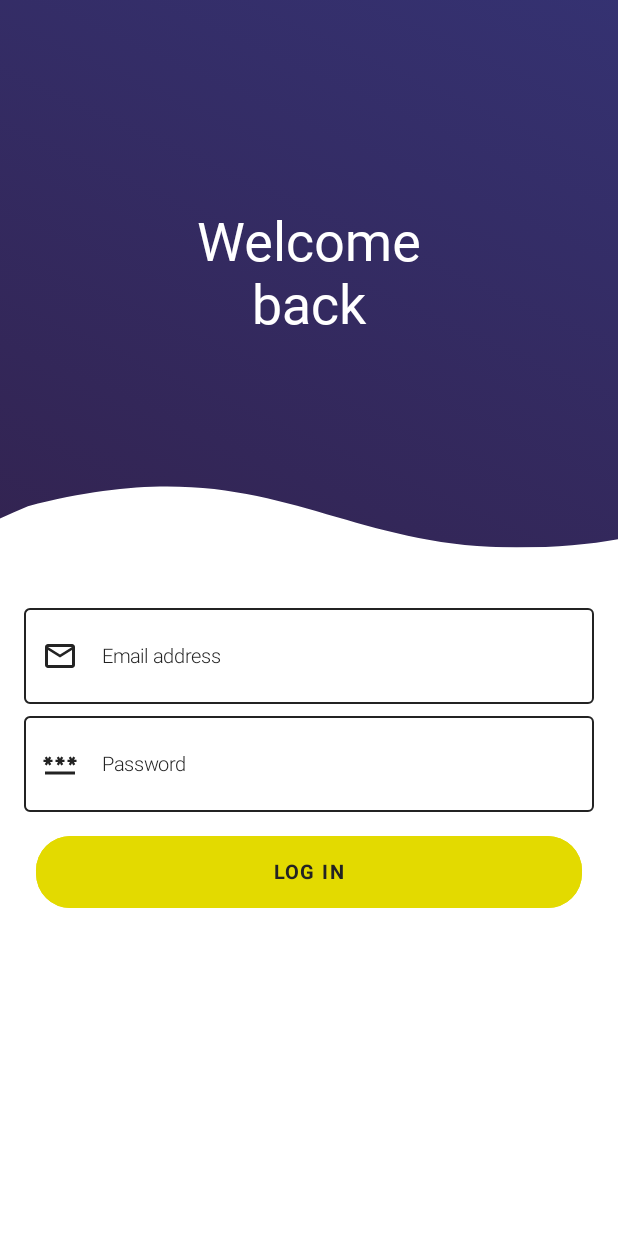
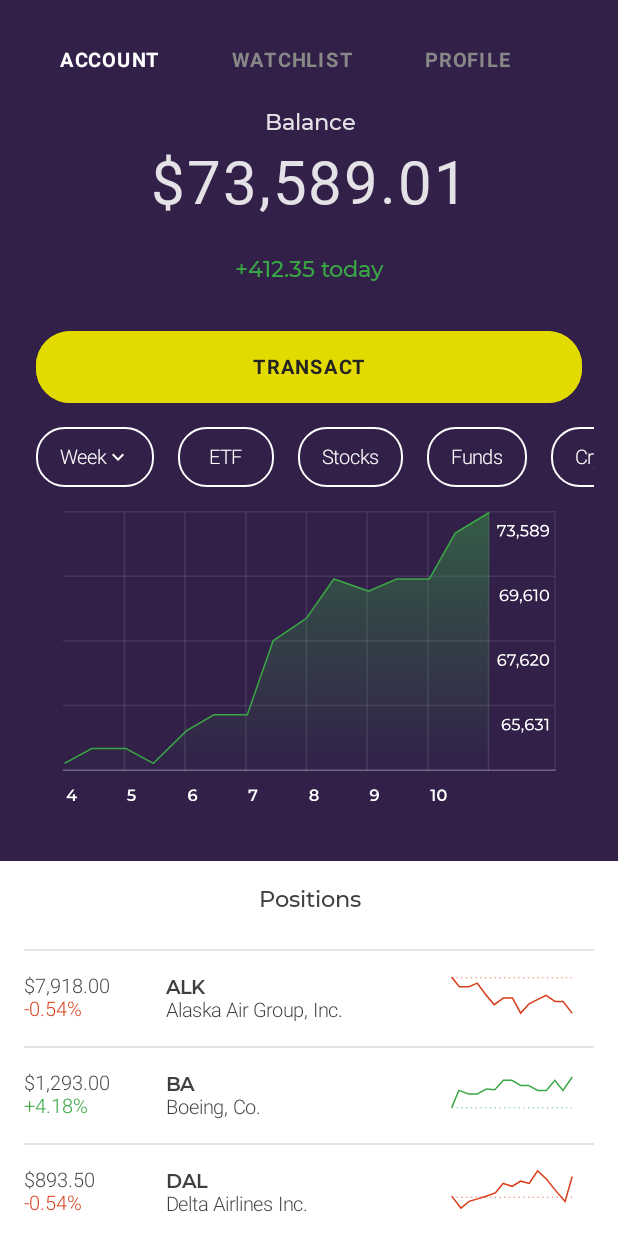
Before and after one commit to parker-norwood/android-dev-challenge-compose, an Android app built with Jetpack Compose: the screen it shows after launch (MainActivity), on a phone screen of 412 x 824 dp. Run offline under Robolectric (Android 15) with nearby library versions, the light colour scheme and no system bars; Roboto replaces fonts that are not available here.

Commit message:
add HomeScreen, Mock Stock data, moved components to packages

```diff
--- a/app/src/main/java/com/example/androiddevchallenge/MainActivity.kt
+++ b/app/src/main/java/com/example/androiddevchallenge/MainActivity.kt
@@ -20,6 +20,7 @@ import androidx.activity.compose.setContent
 import androidx.appcompat.app.AppCompatActivity
 import androidx.compose.runtime.Composable
 import androidx.compose.ui.tooling.preview.Preview
+import com.example.androiddevchallenge.ui.screens.HomeScreen
 import com.example.androiddevchallenge.ui.theme.MyTheme
 
 class MainActivity : AppCompatActivity() {
@@ -37,7 +38,8 @@ class MainActivity : AppCompatActivity() {
 @Composable
 fun MyApp() {
 //    WelcomeScreen()
-    LoginScreen()
+//    LoginScreen()
+    HomeScreen()
 }
 
 @Preview("Light Theme", widthDp = 360, heightDp = 640)
--- /dev/null
+++ b/app/src/main/java/com/example/androiddevchallenge/mock/MockStocks.kt
@@ -0,0 +1,76 @@
+package com.example.androiddevchallenge.mock
+
+import com.example.androiddevchallenge.R
+
+val stocks: List<Stock> = listOf(
+    Stock(
+        amount = 7918.0,
+        percentChange = -0.54,
+        ticker = "ALK",
+        assetName = "Alaska Air Group, Inc.",
+        imageId = R.drawable.home_alk
+    ),
+    Stock(
+        amount = 1293.0,
+        percentChange = 4.18,
+        ticker = "BA",
+        assetName = "Boeing, Co.",
+        imageId = R.drawable.home_ba
+    ),
+    Stock(
+        amount = 893.50,
+        percentChange = -0.54,
+        ticker = "DAL",
+        assetName = "Delta Airlines Inc.",
+        imageId = R.drawable.home_dal
+    ),
+    Stock(
+        amount = 12301.0,
+        percentChange = 2.51,
+        ticker = "EXPE",
+        assetName = "Expedia Group Inc.",
+        imageId = R.drawable.home_exp
+    ),
+    Stock(
+        amount = 12301.0,
+        percentChange = 1.38,
+        ticker = "EADSY",
+        assetName = "Airbus SE",
+        imageId = R.drawable.home_eadsy
+    ),
+    Stock(
+        amount = 8521.0,
+        percentChange = 1.56,
+        ticker = "JBLU",
+        assetName = "Jetblue Airways Corp.",
+        imageId = R.drawable.home_jblu
+    ),
+    Stock(
+        amount = 521.0,
+        percentChange = 2.75,
+        ticker = "MAR",
+        assetName = "Marriott International Inc.",
+        imageId = R.drawable.home_mar
+    ),
+    Stock(
+        amount = 5481.0,
+        percentChange = 0.14,
+        ticker = "CCL",
+        assetName = "Carnival Corp",
+        imageId = R.drawable.home_ccl
+    ),
+    Stock(
+        amount = 9184.0,
+        percentChange = 1.69,
+        ticker = "RCL",
+        assetName = "Royal Caribbean Cruises",
+        imageId = R.drawable.home_rcl
+    ),
+    Stock(
+        amount = 654.0,
+        percentChange = 3.23,
+        ticker = "TRVL",
+        assetName = "Travelocity Inc.",
+        imageId = R.drawable.home_trvl
+    )
+)
--- /dev/null
+++ b/app/src/main/java/com/example/androiddevchallenge/mock/Stock.kt
@@ -0,0 +1,17 @@
+package com.example.androiddevchallenge.mock
+
+data class Stock(
+    val amount: Double,
+    val percentChange: Double,
+    val ticker: String,
+    val assetName: String,
+    val imageId: Int
+) {
+    fun amountString(): String {
+        return "$" + "%,.2f".format(amount)
+    }
+
+    fun percentChangeString(): String {
+        return (if (percentChange > 0) "+" else "") + "%,.2f".format(percentChange) + "%"
+    }
+}
--- /dev/null
+++ b/app/src/main/java/com/example/androiddevchallenge/ui/components/ActionButton.kt
@@ -0,0 +1,43 @@
+package com.example.androiddevchallenge.ui.components
+
+import androidx.compose.foundation.BorderStroke
+import androidx.compose.foundation.layout.height
+import androidx.compose.foundation.layout.padding
+import androidx.compose.material.ButtonDefaults
+import androidx.compose.material.MaterialTheme.colors
+import androidx.compose.material.OutlinedButton
+import androidx.compose.material.Text
+import androidx.compose.runtime.Composable
+import androidx.compose.ui.Modifier
+import androidx.compose.ui.graphics.Color
+import androidx.compose.ui.unit.dp
+import com.example.androiddevchallenge.ui.theme.shapes
+import com.example.androiddevchallenge.ui.theme.typography
+import java.util.Locale
+
+@Composable
+fun ActionButton(
+    text: String,
+    modifier: Modifier = Modifier,
+    onClick: () -> Unit,
+    isInverse: Boolean = false
+) {
+    OutlinedButton(
+        onClick = onClick,
+        modifier = modifier
+            .padding(horizontal = 8.dp)
+            .height(48.dp),
+        shape = shapes.large,
+        elevation = null,
+        colors = ButtonDefaults.textButtonColors(
+            backgroundColor = if (isInverse) Color.Transparent else colors.primary,
+            ),
+        border = BorderStroke(ButtonDefaults.OutlinedBorderSize, colors.primary)
+    ) {
+        Text(
+            text = text.toUpperCase(Locale.getDefault()),
+            color = if (isInverse) colors.primary else colors.onPrimary,
+            style = typography.button
+        )
+    }
+}
--- /dev/null
+++ b/app/src/main/java/com/example/androiddevchallenge/ui/components/FilterChip.kt
@@ -0,0 +1,41 @@
+package com.example.androiddevchallenge.ui.components
+
+import androidx.compose.foundation.BorderStroke
+import androidx.compose.foundation.layout.height
+import androidx.compose.foundation.layout.padding
+import androidx.compose.foundation.layout.size
+import androidx.compose.material.*
+import androidx.compose.material.MaterialTheme.colors
+import androidx.compose.runtime.Composable
+import androidx.compose.ui.Modifier
+import androidx.compose.ui.graphics.Color
+import androidx.compose.ui.graphics.vector.ImageVector
+import androidx.compose.ui.unit.dp
+import com.example.androiddevchallenge.ui.theme.shapes
+import com.example.androiddevchallenge.ui.theme.typography
+
+@Composable
+fun FilterChip(text: String, iconImageVector: ImageVector?) {
+    OutlinedButton(
+        modifier = Modifier
+            .height(40.dp)
+            .padding(horizontal = 8.dp),
+        shape = shapes.large,
+        onClick = { /*TODO*/ },
+        elevation = null,
+        colors = ButtonDefaults.textButtonColors(
+            backgroundColor = Color.Transparent,
+        ),
+        border = BorderStroke(ButtonDefaults.OutlinedBorderSize, colors.onBackground)
+    ) {
+        Text(text = text, style = typography.body1, color = colors.onBackground)
+        iconImageVector?.let {
+            Icon(
+                modifier = Modifier.size(16.dp),
+                imageVector = iconImageVector,
+                contentDescription = "$text filter",
+                tint = colors.onBackground
+            )
+        }
+    }
+}
--- a/app/src/main/java/com/example/androiddevchallenge/CustomTextField.kt
+++ b/app/src/main/java/com/example/androiddevchallenge/ui/components/LoginField.kt
@@ -1,5 +1,6 @@
-package com.example.androiddevchallenge
+package com.example.androiddevchallenge.ui.components
 
+import androidx.compose.foundation.background
 import androidx.compose.foundation.layout.fillMaxWidth
 import androidx.compose.foundation.layout.height
 import androidx.compose.foundation.layout.padding
@@ -12,12 +13,12 @@ import androidx.compose.material.TextFieldDefaults
 import androidx.compose.runtime.Composable
 import androidx.compose.ui.Modifier
 import androidx.compose.ui.graphics.vector.ImageVector
-import androidx.compose.ui.text.style.TextAlign
 import androidx.compose.ui.unit.dp
+import com.example.androiddevchallenge.ui.theme.shapes
 import com.example.androiddevchallenge.ui.theme.typography
 
 @Composable
-fun CustomTextField(
+fun LoginField(
     modifier: Modifier = Modifier,
     placeholder: String,
     iconImageVector: ImageVector
--- /dev/null
+++ b/app/src/main/java/com/example/androiddevchallenge/ui/components/StockRow.kt
@@ -0,0 +1,46 @@
+package com.example.androiddevchallenge.ui.components
+
+import androidx.compose.foundation.Image
+import androidx.compose.foundation.layout.Column
+import androidx.compose.foundation.layout.Row
+import androidx.compose.foundation.layout.fillMaxWidth
+import androidx.compose.foundation.layout.padding
+import androidx.compose.material.Divider
+import androidx.compose.material.Text
+import androidx.compose.runtime.Composable
+import androidx.compose.ui.Modifier
+import androidx.compose.ui.res.painterResource
+import androidx.compose.ui.unit.dp
+import com.example.androiddevchallenge.mock.Stock
+import com.example.androiddevchallenge.ui.theme.green
+import com.example.androiddevchallenge.ui.theme.red
+import com.example.androiddevchallenge.ui.theme.typography
+
+@Composable
+fun StockRow(stock: Stock) {
+    Divider(thickness = 1.dp)
+    Row(
+        modifier = Modifier
+            .fillMaxWidth()
+            .padding(vertical = 16.dp)
+    ) {
+        Column(modifier = Modifier.weight(1f)) {
+            Text(text = stock.amountString(), style = typography.body1)
+            Text(
+                text = stock.percentChangeString(),
+                style = typography.body1,
+                color = if (stock.percentChange > 0) green else red
+            )
+        }
+        Column(modifier = Modifier.weight(2f)) {
+            Text(text = stock.ticker, style = typography.h3)
+            Text(text = stock.assetName, style = typography.body1)
+        }
+        Column(modifier = Modifier.weight(1f)) {
+            Image(
+                painter = painterResource(id = stock.imageId),
+                contentDescription = "${stock.ticker} Chart"
+            )
+        }
+    }
+}
--- a/app/src/main/java/com/example/androiddevchallenge/CustomButton.kt
+++ b/app/src/main/java/com/example/androiddevchallenge/ui/components/TabButton.kt
@@ -1,44 +1,40 @@
-package com.example.androiddevchallenge
+package com.example.androiddevchallenge.ui.components
 
-import androidx.compose.foundation.BorderStroke
-import androidx.compose.foundation.layout.fillMaxWidth
 import androidx.compose.foundation.layout.height
 import androidx.compose.foundation.layout.padding
-import androidx.compose.material.*
-//import androidx.compose.material.ButtonDefaults.textButtonColors
+import androidx.compose.material.Button
+import androidx.compose.material.ButtonDefaults
 import androidx.compose.material.MaterialTheme.colors
+import androidx.compose.material.Text
 import androidx.compose.runtime.Composable
 import androidx.compose.ui.Modifier
 import androidx.compose.ui.graphics.Color
-import androidx.compose.ui.unit.Dp
 import androidx.compose.ui.unit.dp
 import com.example.androiddevchallenge.ui.theme.shapes
 import com.example.androiddevchallenge.ui.theme.typography
-import java.util.*
+import java.util.Locale
+
 
 @Composable
-fun CustomButton(
+fun TabButton(
     text: String,
     modifier: Modifier = Modifier,
     onClick: () -> Unit,
-    isInverse: Boolean = false
+    isDisabled: Boolean = false
 ) {
-    OutlinedButton(
+    Button(
         onClick = onClick,
         modifier = modifier
             .padding(horizontal = 8.dp)
             .height(48.dp),
         shape = shapes.large,
         elevation = null,
-        colors = ButtonDefaults.textButtonColors(
-            backgroundColor = if (isInverse) Color.Transparent else colors.primary,
-
-            ),
-        border = BorderStroke(ButtonDefaults.OutlinedBorderSize, colors.primary)
+        colors = ButtonDefaults.textButtonColors(backgroundColor = Color.Transparent),
+        enabled = !isDisabled
     ) {
         Text(
             text = text.toUpperCase(Locale.getDefault()),
-            color = if (isInverse) colors.primary else colors.onPrimary,
+            color = if (isDisabled) Color.Gray else colors.onBackground,
             style = typography.button
         )
     }
--- /dev/null
+++ b/app/src/main/java/com/example/androiddevchallenge/ui/screens/HomeScreen.kt
@@ -0,0 +1,114 @@
+package com.example.androiddevchallenge.ui.screens
+
+import androidx.compose.foundation.Image
+import androidx.compose.foundation.horizontalScroll
+import androidx.compose.foundation.layout.*
+import androidx.compose.foundation.rememberScrollState
+import androidx.compose.foundation.verticalScroll
+import androidx.compose.material.MaterialTheme.colors
+import androidx.compose.material.Surface
+import androidx.compose.material.Text
+import androidx.compose.material.icons.Icons
+import androidx.compose.material.icons.filled.ExpandMore
+import androidx.compose.runtime.Composable
+import androidx.compose.ui.Alignment
+import androidx.compose.ui.Modifier
+import androidx.compose.ui.res.painterResource
+import androidx.compose.ui.text.style.TextAlign
+import androidx.compose.ui.unit.dp
+import com.example.androiddevchallenge.R
+import com.example.androiddevchallenge.mock.stocks
+import com.example.androiddevchallenge.ui.components.ActionButton
+import com.example.androiddevchallenge.ui.components.FilterChip
+import com.example.androiddevchallenge.ui.components.StockRow
+import com.example.androiddevchallenge.ui.components.TabButton
+import com.example.androiddevchallenge.ui.theme.green
+import com.example.androiddevchallenge.ui.theme.typography
+
+@Composable
+fun HomeScreen() {
+    val filters: List<String> = listOf("Week", "ETF", "Stocks", "Funds", "Crypto", "Options")
+    Column(modifier = Modifier.verticalScroll(rememberScrollState())) {
+        Surface(
+            color = colors.background
+        ) {
+            Column(
+                modifier = Modifier.padding(16.dp),
+                verticalArrangement = Arrangement.Bottom,
+                horizontalAlignment = Alignment.CenterHorizontally
+            ) {
+                Row(
+                    modifier = Modifier
+                        .fillMaxWidth()
+                        .padding(bottom = 8.dp)
+                ) {
+                    TabButton(text = "Account", onClick = { })
+                    TabButton(text = "Watchlist", onClick = { }, isDisabled = true)
+                    TabButton(text = "Profile", onClick = { }, isDisabled = true)
+                }
+                Text(
+                    modifier = Modifier.padding(bottom = 8.dp),
+                    text = "Balance",
+                    textAlign = TextAlign.Center,
+                    style = typography.subtitle1
+                )
+                Text(
+                    modifier = Modifier.padding(bottom = 24.dp),
+                    text = "$73,589.01",
+                    textAlign = TextAlign.Center,
+                    style = typography.h1
+                )
+                Text(
+                    modifier = Modifier.padding(bottom = 32.dp),
+                    text = "+412.35 today",
+                    textAlign = TextAlign.Center,
+                    style = typography.subtitle1,
+                    color = green
+                )
+                ActionButton(
+                    modifier = Modifier
+                        .fillMaxWidth()
+                        .padding(bottom = 16.dp),
+                    text = "Transact",
+                    onClick = { }
+                )
+                Row(modifier = Modifier.horizontalScroll(rememberScrollState()).padding(bottom = 16.dp)) {
+                    filters.forEach {
+                        FilterChip(
+                            text = it,
+                            iconImageVector = if (it == "Week") Icons.Filled.ExpandMore else null
+                        )
+                    }
+                }
+                Image(
+                    modifier = Modifier
+                        .fillMaxWidth()
+                        .padding(bottom = 24.dp),
+                    painter = painterResource(id = R.drawable.home_illos),
+                    contentDescription = "Gain/Loss Chart"
+                )
+            }
+        }
+        Surface(
+            color = colors.surface
+        ) {
+            Column(
+                modifier = Modifier
+                    .absolutePadding(left = 16.dp, right = 16.dp, top = 16.dp)
+                    .fillMaxWidth(),
+                verticalArrangement = Arrangement.Bottom,
+                horizontalAlignment = Alignment.CenterHorizontally
+            ) {
+                Text(
+                    modifier = Modifier.padding(bottom = 24.dp),
+                    text = "Positions",
+                    textAlign = TextAlign.Center,
+                    style = typography.subtitle1
+                )
+                stocks.forEach { stock ->
+                    StockRow(stock)
+                }
+            }
+        }
+    }
+}
--- a/app/src/main/java/com/example/androiddevchallenge/LoginScreen.kt
+++ b/app/src/main/java/com/example/androiddevchallenge/ui/screens/LoginScreen.kt
@@ -1,12 +1,10 @@
-package com.example.androiddevchallenge
+package com.example.androiddevchallenge.ui.screens
 
 import androidx.compose.foundation.Image
 import androidx.compose.foundation.layout.*
-import androidx.compose.material.Icon
 import androidx.compose.material.MaterialTheme.colors
 import androidx.compose.material.Surface
 import androidx.compose.material.Text
-import androidx.compose.material.TextField
 import androidx.compose.material.icons.Icons
 import androidx.compose.material.icons.filled.Password
 import androidx.compose.material.icons.outlined.Mail
@@ -17,6 +15,9 @@ import androidx.compose.ui.layout.ContentScale
 import androidx.compose.ui.res.painterResource
 import androidx.compose.ui.text.style.TextAlign
 import androidx.compose.ui.unit.dp
+import com.example.androiddevchallenge.R
+import com.example.androiddevchallenge.ui.components.ActionButton
+import com.example.androiddevchallenge.ui.components.LoginField
 import com.example.androiddevchallenge.ui.theme.typography
 
 @Composable
@@ -47,17 +48,17 @@ fun LoginScreen() {
                     textAlign = TextAlign.Center
                 )
             }
-            CustomTextField(
+            LoginField(
                 modifier = Modifier.padding(bottom = 8.dp),
                 placeholder = "Email address",
                 iconImageVector = Icons.Outlined.Mail
             )
-            CustomTextField(
+            LoginField(
                 modifier = Modifier.padding(bottom = 16.dp),
                 placeholder = "Password",
                 iconImageVector = Icons.Filled.Password
             )
-            CustomButton(
+            ActionButton(
                 modifier = Modifier
                     .fillMaxWidth()
                     .padding(horizontal = 16.dp),
--- a/app/src/main/java/com/example/androiddevchallenge/WelcomeScreen.kt
+++ b/app/src/main/java/com/example/androiddevchallenge/ui/screens/WelcomeScreen.kt
@@ -1,17 +1,16 @@
-package com.example.androiddevchallenge
+package com.example.androiddevchallenge.ui.screens
 
 import androidx.compose.foundation.Image
 import androidx.compose.foundation.layout.*
-import androidx.compose.material.MaterialTheme.colors
 import androidx.compose.material.Surface
-import androidx.compose.material.darkColors
 import androidx.compose.runtime.Composable
 import androidx.compose.ui.Alignment
 import androidx.compose.ui.Modifier
-import androidx.compose.ui.graphics.Color
 import androidx.compose.ui.layout.ContentScale
 import androidx.compose.ui.res.painterResource
 import androidx.compose.ui.unit.dp
+import com.example.androiddevchallenge.R
+import com.example.androiddevchallenge.ui.components.ActionButton
 import com.example.androiddevchallenge.ui.theme.purple
 
 @Composable
@@ -45,12 +44,12 @@ fun WelcomeScreen() {
             verticalArrangement = Arrangement.Bottom
         ) {
             Row(modifier = Modifier.padding(bottom = 32.dp)) {
-                CustomButton(
+                ActionButton(
                     modifier = Modifier.weight(1f),
                     text = "Get Started",
                     onClick = { /* TODO */ }
                 )
-                CustomButton(
+                ActionButton(
                     modifier = Modifier.weight(1f),
                     text = "Log In",
                     onClick = { /* TODO */ },
```
